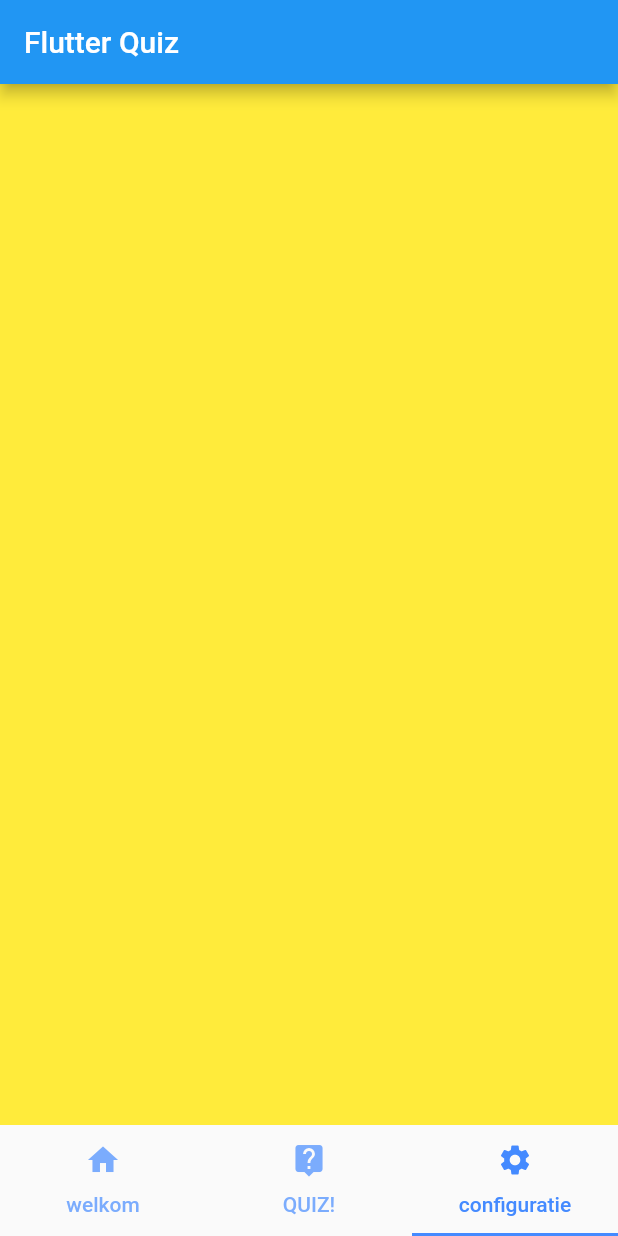
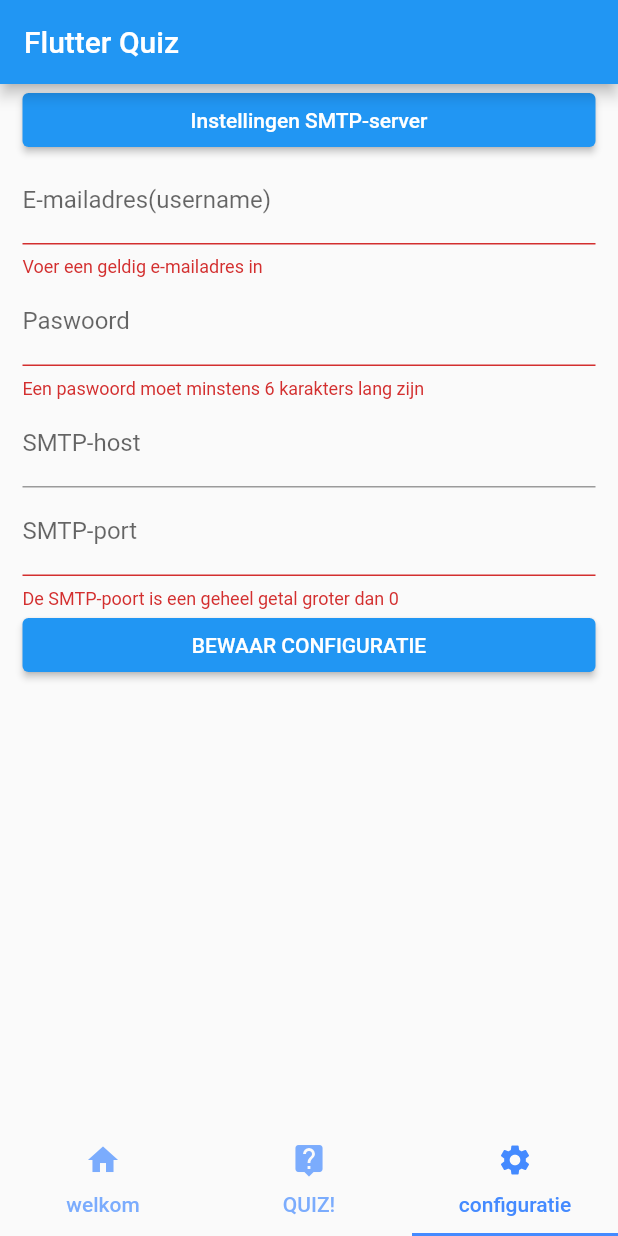
Before and after one commit to Talha-Bayansar/native-test2, a Flutter app: the screen it shows after launch, item 3 of the bottom bar chosen, on a phone screen of 412 x 824 dp. Run offline on Flutter 3.47's test engine with Material 2 defaults, Android fonts, the phone set to English and light mode, and no system bars; our stand-ins replace audioplayers, email_validator, video_player; missing offline and left inert: mailer.

Commit message:
vraag3 done

```diff
--- a/lib/bibliotheek.dart
+++ b/lib/bibliotheek.dart
@@ -139,7 +139,7 @@
 
 StreamController<bool> startOpnieuw = StreamController.broadcast();
 
-SmtpData smtpData;
+SmtpData smtpData = SmtpData();
 
 class SmtpData {
   String username;
--- a/lib/config.dart
+++ b/lib/config.dart
@@ -1,10 +1,124 @@
+import 'package:email_validator/email_validator.dart';
 import 'package:flutter/material.dart';
+import 'package:flutter/services.dart';
+import 'package:native_test2/states.dart';
+import 'package:provider/provider.dart';
 
 import 'bibliotheek.dart' as lib;
 
-class Config extends StatelessWidget {
+class Config extends StatefulWidget {
+  @override
+  _ConfigState createState() => _ConfigState();
+}
+
+class _ConfigState extends State<Config> {
+  final TextEditingController emailController = TextEditingController();
+
+  final TextEditingController paswoordController = TextEditingController();
+
+  final TextEditingController smtpHostController = TextEditingController();
+
+  final TextEditingController smtpPortController = TextEditingController();
+
+  bool email = false;
+
+  bool pw = false;
+
+  bool port = false;
+
+  bool host = false;
+
   @override
   Widget build(BuildContext context) {
-    return Container(color: Colors.yellow);
+    return Padding(
+      padding: EdgeInsets.symmetric(horizontal: 15),
+      child: Column(
+        crossAxisAlignment: CrossAxisAlignment.stretch,
+        children: [
+          ElevatedButton(
+            onPressed: () {},
+            child: Text("Instellingen SMTP-server"),
+          ),
+          TextFormField(
+            validator: (value) {
+              if (EmailValidator.validate(value)) {
+                email = true;
+                return "";
+              } else {
+                email = false;
+                return "Voer een geldig e-mailadres in";
+              }
+            },
+            autovalidateMode: AutovalidateMode.always,
+            controller: emailController,
+            decoration: InputDecoration(
+              hintText: 'naam@domein.be',
+              labelText: "E-mailadres(username)",
+            ),
+          ),
+          TextFormField(
+            validator: (value) {
+              if (value.length >= 6) {
+                pw = true;
+                return "";
+              } else {
+                pw = false;
+                return "Een paswoord moet minstens 6 karakters lang zijn";
+              }
+            },
+            autovalidateMode: AutovalidateMode.always,
+            controller: paswoordController,
+            decoration: InputDecoration(
+              hintText: 'paswoord',
+              labelText: "Paswoord",
+            ),
+            obscureText: true,
+          ),
+          TextFormField(
+            controller: smtpHostController,
+            decoration: InputDecoration(
+              hintText: 'SMTP-host',
+              labelText: "SMTP-host",
+            ),
+          ),
+          TextFormField(
+            validator: (value) {
+              if (value.length > 0 && int.parse(value) > 0) {
+                port = true;
+                return "";
+              } else {
+                port = false;
+                return "De SMTP-poort is een geheel getal groter dan 0";
+              }
+            },
+            autovalidateMode: AutovalidateMode.always,
+            controller: smtpPortController,
+            decoration: InputDecoration(
+              hintText: '587',
+              labelText: "SMTP-port",
+            ),
+            keyboardType: TextInputType.number,
+            inputFormatters: [FilteringTextInputFormatter.digitsOnly],
+          ),
+          ElevatedButton(
+            onPressed: () {
+              if (email && pw && port) {
+                setState(() {
+                  lib.smtpData.isValidConfigured = true;
+                });
+              }
+              if (lib.smtpData.isValidConfigured) {
+                lib.smtpData.username = emailController.text;
+                lib.smtpData.password = paswoordController.text;
+                lib.smtpData.smtphost = smtpHostController.text;
+                lib.smtpData.smtpport = int.parse(smtpPortController.text);
+              }
+              print(lib.smtpData.username);
+            },
+            child: Text("BEWAAR CONFIGURATIE"),
+          ),
+        ],
+      ),
+    );
   }
 }
--- a/lib/states.dart
+++ b/lib/states.dart
@@ -5,6 +5,10 @@
   String selectedCategory = "All";
   bool isVideoDone = false;
   List<dynamic> vragen = lib.vragen;
+  String email;
+  String paswoord;
+  String smtpHost;
+  int smtpPort;
 
   void setCategory(String category) {
     this.selectedCategory = category;
@@ -32,4 +36,12 @@
     lib.startOpnieuw.add(true);
     notifyListeners();
   }
+
+  void saveConfig(String email, String pw, int sp, String sh) {
+    this.email = email;
+    this.paswoord = pw;
+    this.smtpHost = sh;
+    this.smtpPort = sp;
+    notifyListeners();
+  }
 }
```
